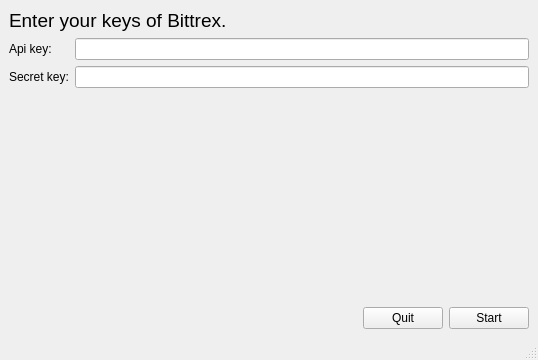
Qt form loginwindow.ui (chiterelk/SecondStraw) before a commit.
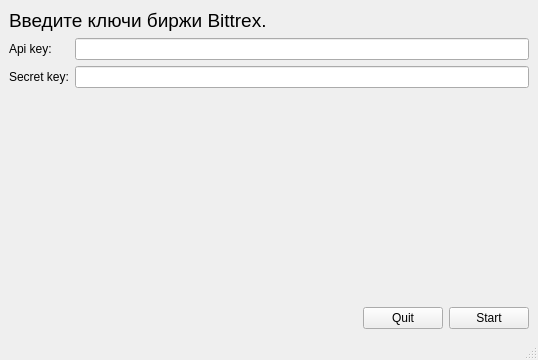
The same form after that commit.

Commit message: Немного  роскидал интерфейс. Думаю о реализации подгрузки ситуации из файла и о отображении событий

What changed in the file:
```diff
--- a/loginwindow.ui
+++ b/loginwindow.ui
@@ -30,7 +30,7 @@
            </font>
           </property>
           <property name="text">
-           <string>Enter your keys of Bittrex.</string>
+           <string>Введите ключи биржи Bittrex.</string>
           </property>
          </widget>
         </item>
```
The commit also changes 3 other files.
